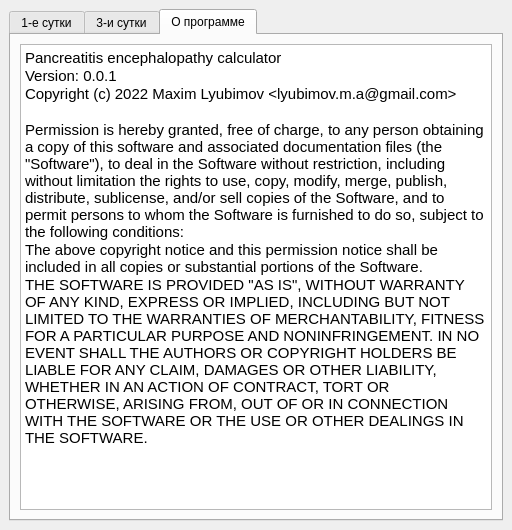
Before: the Qt Designer form app.ui in lyubimov-m-a/pec, drawn with Qt 5.
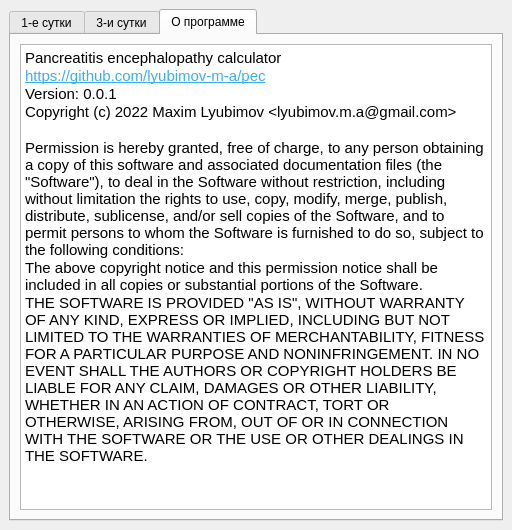
After: the same form once the commit is applied. The open tabs and pages were chosen to show the change. Icons and pictures are not drawn.

Commit message: Add GitHub link

```diff
--- a/app.ui
+++ b/app.ui
@@ -298,7 +298,8 @@
 &lt;html&gt;&lt;head&gt;&lt;meta name=&quot;qrichtext&quot; content=&quot;1&quot; /&gt;&lt;style type=&quot;text/css&quot;&gt;
 p, li { white-space: pre-wrap; }
 &lt;/style&gt;&lt;/head&gt;&lt;body style=&quot; font-family:'Noto Sans'; font-size:11pt; font-weight:400; font-style:normal;&quot;&gt;
-&lt;p style=&quot; margin-top:0px; margin-bottom:0px; margin-left:0px; margin-right:0px; -qt-block-indent:0; text-indent:0px;&quot;&gt;Pancreatitis encephalopathy calculator &lt;/p&gt;
+&lt;p style=&quot; margin-top:0px; margin-bottom:0px; margin-left:0px; margin-right:0px; -qt-block-indent:0; text-indent:0px;&quot;&gt;Pancreatitis encephalopathy calculator&lt;/p&gt;
+&lt;p style=&quot; margin-top:0px; margin-bottom:0px; margin-left:0px; margin-right:0px; -qt-block-indent:0; text-indent:0px;&quot;&gt;&lt;a href=&quot;https://github.com/lyubimov-m-a/pec&quot;&gt;&lt;span style=&quot; text-decoration: underline; color:#3daee9;&quot;&gt;https://github.com/lyubimov-m-a/pec&lt;/span&gt;&lt;/a&gt;&lt;/p&gt;
 &lt;p style=&quot; margin-top:0px; margin-bottom:0px; margin-left:0px; margin-right:0px; -qt-block-indent:0; text-indent:0px;&quot;&gt;Version: 0.0.1&lt;/p&gt;
 &lt;p style=&quot; margin-top:0px; margin-bottom:0px; margin-left:0px; margin-right:0px; -qt-block-indent:0; text-indent:0px;&quot;&gt;Сopyright (c) 2022 Maxim Lyubimov &amp;lt;lyubimov.m.a@gmail.com&amp;gt;&lt;/p&gt;
 &lt;p style=&quot;-qt-paragraph-type:empty; margin-top:0px; margin-bottom:0px; margin-left:0px; margin-right:0px; -qt-block-indent:0; text-indent:0px;&quot;&gt;&lt;br /&gt;&lt;/p&gt;
```
Left out of the diff: 6 changed lines with no effect on the pictures.
